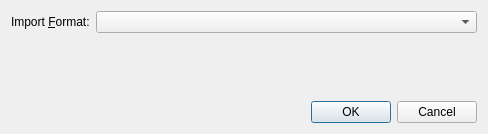
Before: the Qt Designer form application/importdialog.ui in jkriege2/LitSoz3, drawn with Qt 5.
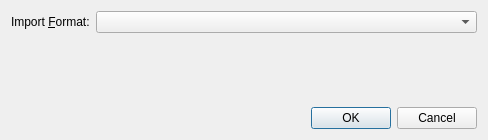
After: the same form once the commit is applied. Icons and pictures are not drawn.

What changed in the file:
```diff
--- a/application/importdialog.ui
+++ b/application/importdialog.ui
@@ -10,7 +10,7 @@
     <x>0</x>
     <y>0</y>
     <width>488</width>
-    <height>134</height>
+    <height>140</height>
    </rect>
   </property>
   <property name="sizePolicy">
```
Left out of the diff: 12 changed lines with no effect on the pictures.
